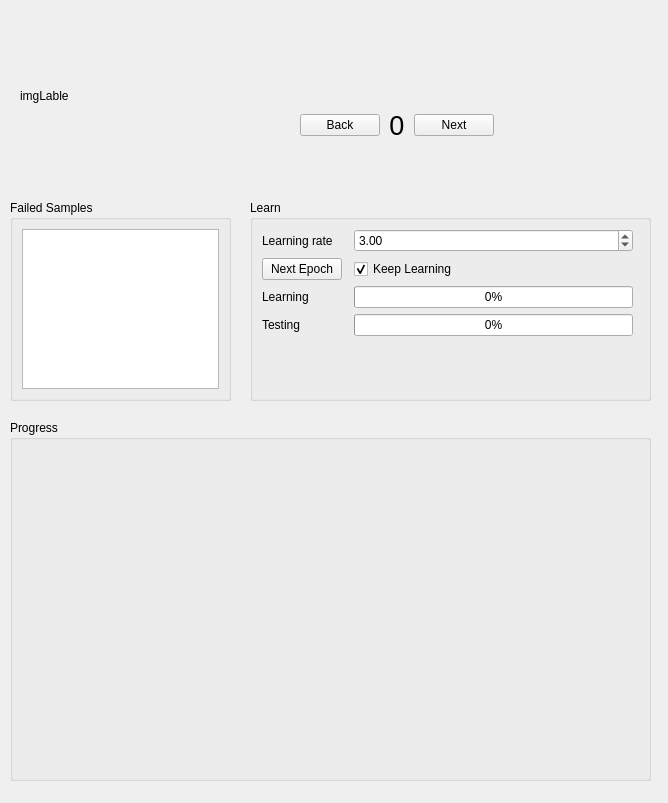
The window that examples/mnist/widget.ui (eidelen/EidNN) describes before a commit, drawn with Qt 5.
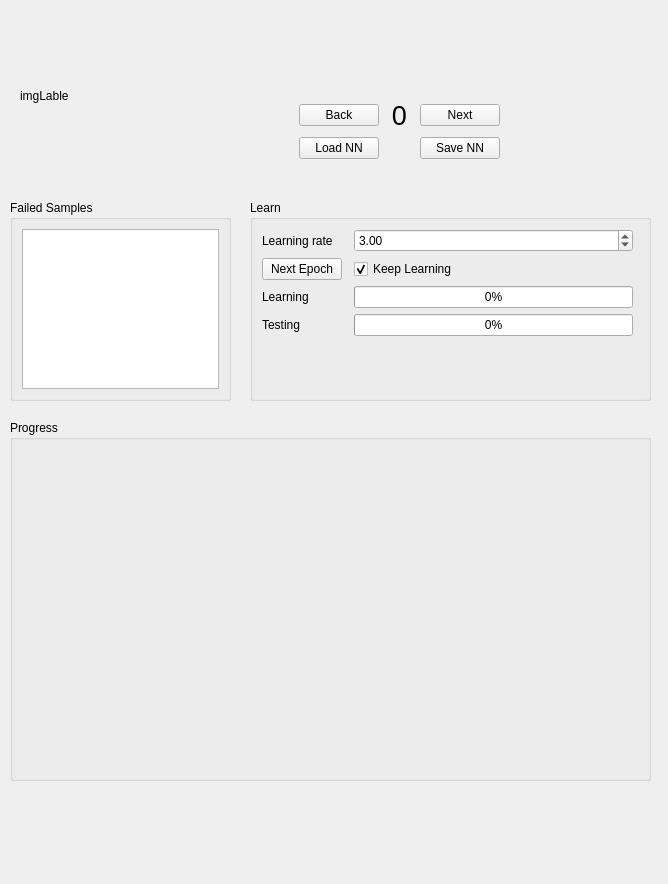
The same window after the commit. Custom widgets are drawn as their Qt base class.

Commit message: Save NN to file and load NN from file

```diff
--- a/examples/mnist/widget.ui
+++ b/examples/mnist/widget.ui
@@ -7,7 +7,7 @@
     <x>0</x>
     <y>0</y>
     <width>668</width>
-    <height>803</height>
+    <height>884</height>
    </rect>
   </property>
   <property name="windowTitle">
@@ -35,10 +35,10 @@
   <widget class="QWidget" name="gridLayoutWidget">
    <property name="geometry">
     <rect>
-     <x>300</x>
-     <y>110</y>
-     <width>194</width>
-     <height>32</height>
+     <x>299</x>
+     <y>100</y>
+     <width>201</width>
+     <height>61</height>
     </rect>
    </property>
    <layout class="QGridLayout" name="gridLayout">
@@ -80,6 +80,20 @@
       </property>
      </widget>
     </item>
+    <item row="1" column="0">
+     <widget class="QPushButton" name="loadNNBtn">
+      <property name="text">
+       <string>Load NN</string>
+      </property>
+     </widget>
+    </item>
+    <item row="1" column="3">
+     <widget class="QPushButton" name="saveNNBtn">
+      <property name="text">
+       <string>Save NN</string>
+      </property>
+     </widget>
+    </item>
    </layout>
   </widget>
   <widget class="QGroupBox" name="groupBox">
@@ -169,9 +183,9 @@
   <widget class="QLabel" name="activationLable">
    <property name="geometry">
     <rect>
-     <x>230</x>
+     <x>210</x>
      <y>10</y>
-     <width>361</width>
+     <width>441</width>
      <height>31</height>
     </rect>
    </property>
```
The commit also changes 5 other files.
